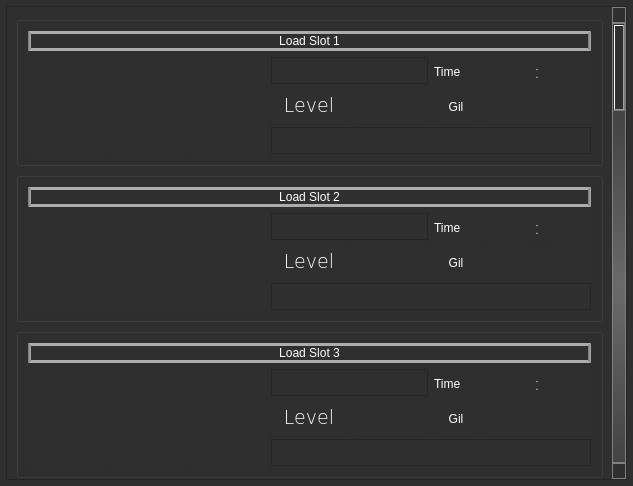
The window that slotselect.ui (sithlord48/blackchocobo) describes before a commit, drawn with Qt 5.
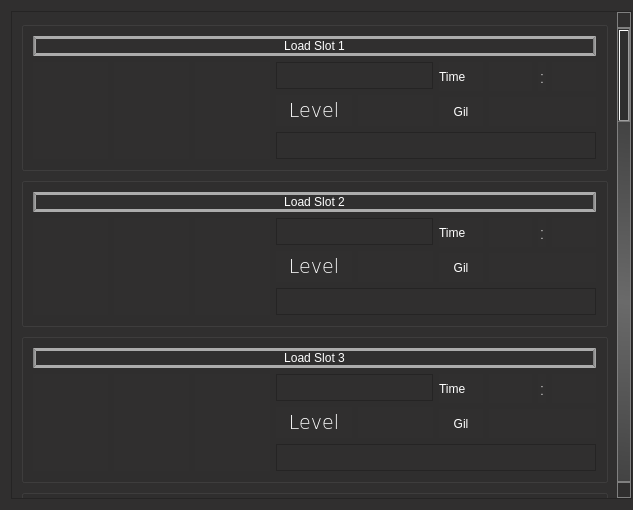
The same window after the commit. Icons and pictures are not drawn.

Commit message: resizeable layout

```diff
--- a/slotselect.ui
+++ b/slotselect.ui
@@ -10,7 +10,7 @@
     <x>0</x>
     <y>0</y>
     <width>633</width>
-    <height>486</height>
+    <height>510</height>
    </rect>
   </property>
   <property name="sizePolicy">
@@ -22,7 +22,7 @@
   <property name="minimumSize">
    <size>
     <width>633</width>
-    <height>486</height>
+    <height>510</height>
    </size>
   </property>
   <property name="maximumSize">
@@ -110,14 +110,14 @@
   <property name="modal">
    <bool>false</bool>
   </property>
+  <layout class="QVBoxLayout" name="verticalLayout_2">
+   <item>
   <widget class="QScrollArea" name="scrollArea">
-   <property name="geometry">
-    <rect>
-     <x>6</x>
-     <y>6</y>
-     <width>621</width>
-     <height>474</height>
-    </rect>
+     <property name="sizePolicy">
+      <sizepolicy hsizetype="Fixed" vsizetype="Expanding">
+       <horstretch>0</horstretch>
+       <verstretch>0</verstretch>
+      </sizepolicy>
    </property>
    <property name="minimumSize">
     <size>
@@ -4413,6 +4413,8 @@
     </layout>
    </widget>
   </widget>
+   </item>
+  </layout>
  </widget>
  <resources>
   <include location="images.qrc"/>
```
Lines whose indentation alone changed are shown as unchanged. The commit also changes 1 other file.
